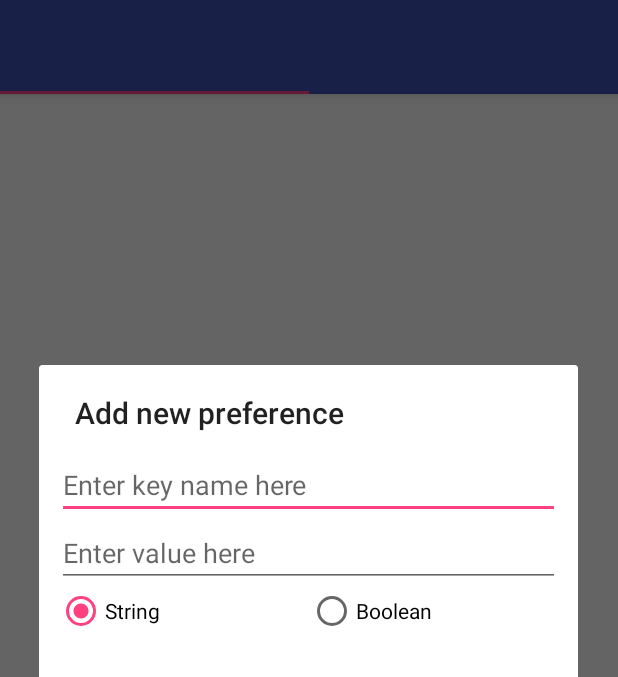
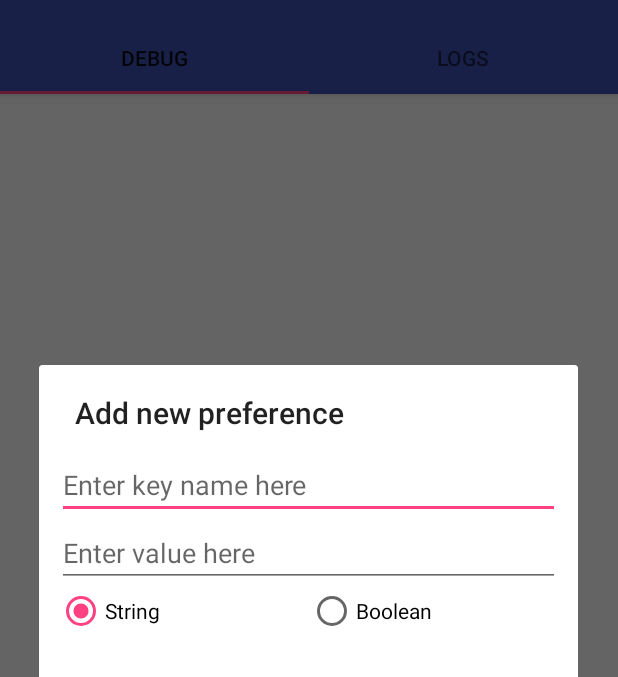
Before and after one commit to bubblegumdevs/traceratops, an Android app: the screen it shows after launch (MainActivity), in the options menu, after a tap on "Add", on a phone screen of 412 x 824 dp, the part 62-739 px from its top. Run offline under Robolectric (Android 15) with nearby library versions, the light colour scheme and no system bars.

Commit message:
UI updates in Traceratops app and Demo app

```diff
--- a/demo/src/main/java/com/bubblegum/traceratops/demo/DemoApplication.java
+++ b/demo/src/main/java/com/bubblegum/traceratops/demo/DemoApplication.java
@@ -49,10 +49,4 @@ public class DemoApplication extends Application {
                 .handleCrashes(this)
                 .connect();
     }
-
-    /** For testing: Induces a crash */
-    private void induceCrash() {
-        String myString = null;
-        myString.getBytes();
-    }
 }
--- a/traceratops-app/src/main/java/com/bubblegum/traceratops/app/ui/activities/MainActivity.java
+++ b/traceratops-app/src/main/java/com/bubblegum/traceratops/app/ui/activities/MainActivity.java
@@ -54,8 +54,8 @@ public class MainActivity extends BaseActivity {
 
         DebugFragment debugFragment = new DebugFragment();
         LoggerFragment loggerFragment = new LoggerFragment();
-        adapter.addFragment(debugFragment);
-        adapter.addFragment(loggerFragment);
+        adapter.addFragment(debugFragment, getString(R.string.debug_fragment_title));
+        adapter.addFragment(loggerFragment, getString(R.string.logger_fragment_title));
 
         viewPager.setAdapter(adapter);
     }
@@ -63,13 +63,15 @@ public class MainActivity extends BaseActivity {
     private class TraceratopsAppViewPagerFragmentAdapter extends FragmentPagerAdapter {
 
         private ArrayList<Fragment> fragments = new ArrayList<>();
+        private ArrayList<String> fragmentTitles = new ArrayList<>();
 
         public TraceratopsAppViewPagerFragmentAdapter(FragmentManager fm) {
             super(fm);
         }
 
-        public void addFragment(@NonNull Fragment fragment) {
+        public void addFragment(@NonNull Fragment fragment, @NonNull String title) {
             fragments.add(fragment);
+            fragmentTitles.add(title);
         }
 
         @Override
@@ -81,6 +83,14 @@ public class MainActivity extends BaseActivity {
         }
 
         @Override
+        public CharSequence getPageTitle(int position) {
+            if (position >= 0 && position < fragmentTitles.size()) {
+                return fragmentTitles.get(position);
+            }
+            return super.getPageTitle(position);
+        }
+
+        @Override
         public int getCount() {
             return fragments.size();
         }
--- a/traceratops-app/src/main/res/values/strings.xml
+++ b/traceratops-app/src/main/res/values/strings.xml
@@ -1,3 +1,7 @@
 <resources>
     <string name="app_name">Traceratops App</string>
+
+    <!-- Fragment titles -->
+    <string name="debug_fragment_title">Debug</string>
+    <string name="logger_fragment_title">Logs</string>
 </resources>
```
Also changed, not shown: demo/src/main/java/com/bubblegum/traceratops/demo/ui/MainActivity.java (+14 -0 lines), demo/src/main/res/layout/activity_main.xml (+10 -0 lines).
